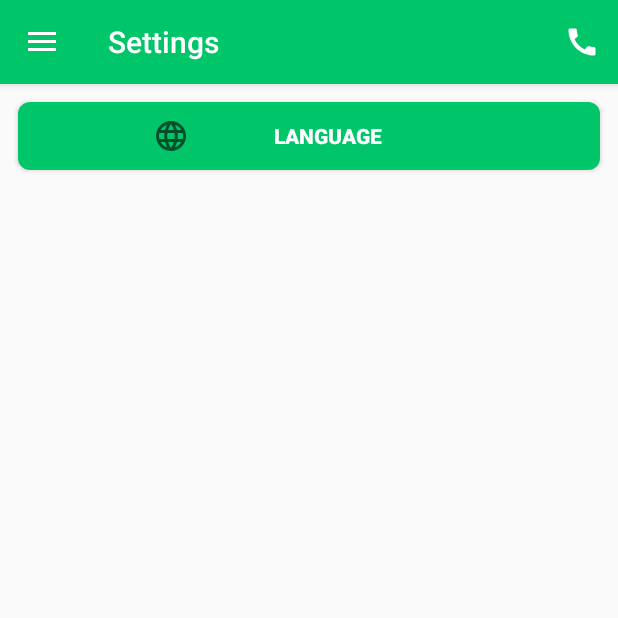
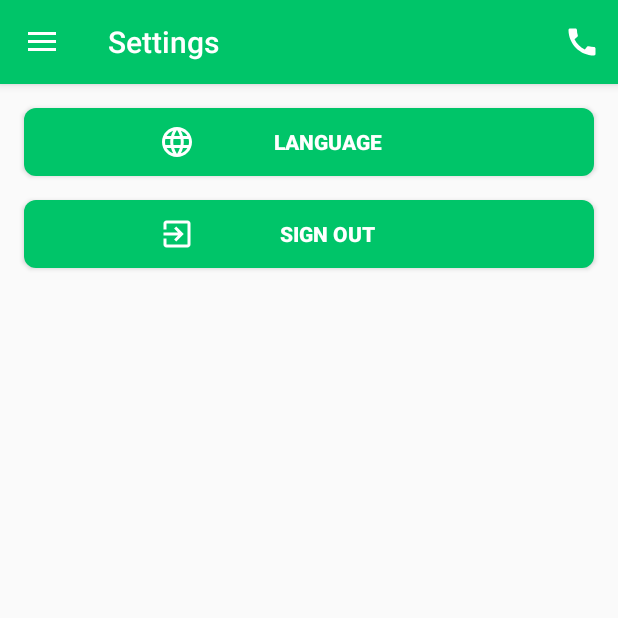
Before and after one commit to manumaini/NotASmartApp, an Android app: the screen it shows after launch once a user with an empty profile is signed in (MainActivity), in the side drawer, after a tap on "Settings", on a phone screen of 412 x 824 dp, the top half of it. Run offline under Robolectric (Android 15) with nearby library versions, the phone set to English and light mode, and no system bars; our stand-ins replace Firebase (no records; nobody signed in at launch, a user with empty details on screens opened directly); libraries missing offline, so code that uses them is left out: com.thekhaeng.pushdownanim; 2 statements that could not run were skipped.

Commit message:
sign out added . some bug fixes

```diff
--- a/app/build.gradle
+++ b/app/build.gradle
@@ -42,6 +42,7 @@ dependencies {
     androidTestImplementation 'androidx.test.ext:junit:1.1.2'
     androidTestImplementation 'androidx.test.espresso:espresso-core:3.3.0'
 
+
     //design
     implementation 'com.google.android.material:material:1.0.0-rc01'
 
--- a/app/src/main/java/com/covidapp/notasmartapp/Interfaces/MainContract.java
+++ b/app/src/main/java/com/covidapp/notasmartapp/Interfaces/MainContract.java
@@ -12,6 +12,7 @@ import java.util.List;
 public interface MainContract {
 
     interface RegistrationView{
+        void googleSignin(FirebaseUser user);
         void onSuccess(FirebaseUser user);
         void onFailed(String error);
         void showLoading();
--- a/app/src/main/java/com/covidapp/notasmartapp/Presenters/RegistrationPresenter.java
+++ b/app/src/main/java/com/covidapp/notasmartapp/Presenters/RegistrationPresenter.java
@@ -1,14 +1,12 @@
 package com.covidapp.notasmartapp.Presenters;
 
 import android.content.Context;
-import android.content.Intent;
 import android.util.Log;
 import android.widget.Toast;
 
 import androidx.annotation.NonNull;
 
 import com.covidapp.notasmartapp.Interfaces.MainContract;
-import com.covidapp.notasmartapp.Views.RegistrationActivity;
 import com.google.android.gms.tasks.OnCompleteListener;
 import com.google.android.gms.tasks.OnFailureListener;
 import com.google.android.gms.tasks.OnSuccessListener;
@@ -75,7 +73,7 @@ public class RegistrationPresenter implements MainContract.RegistrationPresenter
                         if (task.isSuccessful()) {
                             Log.d("Google", "signInWithCredential:success");
                             FirebaseUser user = mAuth.getCurrentUser();
-                            view.onSuccess(user);
+                            view.googleSignin(user);
                         } else {
                             Log.w("Google", "signInWithCredential:failure", task.getException());
                             view.onFailed(task.getException().getLocalizedMessage());
--- a/app/src/main/java/com/covidapp/notasmartapp/Views/Main/MainActivity.java
+++ b/app/src/main/java/com/covidapp/notasmartapp/Views/Main/MainActivity.java
@@ -5,6 +5,7 @@ import android.content.Intent;
 import android.content.pm.PackageManager;
 import android.net.Uri;
 import android.os.Bundle;
+import android.util.Log;
 import android.view.Menu;
 import android.view.MenuItem;
 import android.widget.TextView;
@@ -36,6 +37,7 @@ public class MainActivity extends AppCompatActivity implements NavigationView.On
     private Toolbar toolbar;
 
     private final int REQUEST_CALL_CODE=1;
+    private final String TAG = "MainActivity";
 
     @Override
     protected void onCreate(Bundle savedInstanceState) {
@@ -72,9 +74,12 @@ public class MainActivity extends AppCompatActivity implements NavigationView.On
         TextView user_email = navigationView.getHeaderView(0).findViewById(R.id.menu_email);
 
         if(user == null){
+            Log.d(TAG, "onStart: in here ");
             startActivity(new Intent(MainActivity.this, LoginActivity.class));
+
         }
-        else if(!user.isEmailVerified()){
+        Log.d(TAG, "onStart: "+user.getEmail());
+        if(!user.isEmailVerified()){
             startActivity(new Intent(MainActivity.this, RegistrationActivity.class));
         }
         user_email.setText(user.getEmail());
--- a/app/src/main/java/com/covidapp/notasmartapp/Views/Main/Settings.java
+++ b/app/src/main/java/com/covidapp/notasmartapp/Views/Main/Settings.java
@@ -3,33 +3,42 @@ package com.covidapp.notasmartapp.Views.Main;
 import android.app.AlertDialog;
 import android.content.Context;
 import android.content.DialogInterface;
+import android.content.Intent;
 import android.content.SharedPreferences;
 import android.content.res.Configuration;
 import android.os.Bundle;
+import android.view.LayoutInflater;
+import android.view.View;
+import android.view.ViewGroup;
+import android.widget.Button;
 
 import androidx.annotation.NonNull;
 import androidx.annotation.Nullable;
 import androidx.fragment.app.Fragment;
 
-import android.view.LayoutInflater;
-import android.view.View;
-import android.view.ViewGroup;
-import android.widget.Button;
-
 import com.covidapp.notasmartapp.R;
+import com.covidapp.notasmartapp.Views.LoginActivity;
+import com.google.firebase.auth.FirebaseAuth;
+import com.thekhaeng.pushdownanim.PushDownAnim;
 
 import java.util.Locale;
 
-public class Settings extends Fragment {
+public class Settings extends Fragment implements View.OnClickListener {
 
     private Button languageChange;
     private Locale locale;
+    private Button signOut;
+
 
     @Nullable
     @Override
     public View onCreateView(@NonNull LayoutInflater inflater, @Nullable ViewGroup container, @Nullable Bundle savedInstanceState) {
         View view =inflater.inflate(R.layout.fragment_settings,container,false);
         languageChange=view.findViewById(R.id.languageChange);
+        signOut = view.findViewById(R.id.Settings_logout);
+
+
+        PushDownAnim.setPushDownAnimTo(signOut).setOnClickListener(this);
         languageChange.setOnClickListener(new View.OnClickListener() {
             @Override
             public void onClick(View v) {
@@ -100,4 +109,16 @@ public class Settings extends Fragment {
     public void onCreate(@Nullable Bundle savedInstanceState) {
         super.onCreate(savedInstanceState);
     }
+
+    @Override
+    public void onClick(View view) {
+        switch (view.getId()){
+            case R.id.Settings_logout:
+                FirebaseAuth.getInstance().signOut();
+                Intent intent = new Intent(getContext(), LoginActivity.class);
+                startActivity(intent);
+                break;
+        }
+
+    }
 }
--- a/app/src/main/res/drawable/ic_baseline_language_24.xml
+++ b/app/src/main/res/drawable/ic_baseline_language_24.xml
@@ -3,7 +3,7 @@
     android:height="24dp"
     android:viewportWidth="24"
     android:viewportHeight="24"
-    android:tint="?attr/colorControlNormal">
+    android:tint="@color/colorWhite">
   <path
       android:fillColor="@android:color/white"
       android:pathData="M11.99,2C6.47,2 2,6.48 2,12s4.47,10 9.99,10C17.52,22 22,17.52 22,12S17.52,2 11.99,2zM18.92,8h-2.95c-0.32,-1.25 -0.78,-2.45 -1.38,-3.56 1.84,0.63 3.37,1.91 4.33,3.56zM12,4.04c0.83,1.2 1.48,2.53 1.91,3.96h-3.82c0.43,-1.43 1.08,-2.76 1.91,-3.96zM4.26,14C4.1,13.36 4,12.69 4,12s0.1,-1.36 0.26,-2h3.38c-0.08,0.66 -0.14,1.32 -0.14,2 0,0.68 0.06,1.34 0.14,2L4.26,14zM5.08,16h2.95c0.32,1.25 0.78,2.45 1.38,3.56 -1.84,-0.63 -3.37,-1.9 -4.33,-3.56zM8.03,8L5.08,8c0.96,-1.66 2.49,-2.93 4.33,-3.56C8.81,5.55 8.35,6.75 8.03,8zM12,19.96c-0.83,-1.2 -1.48,-2.53 -1.91,-3.96h3.82c-0.43,1.43 -1.08,2.76 -1.91,3.96zM14.34,14L9.66,14c-0.09,-0.66 -0.16,-1.32 -0.16,-2 0,-0.68 0.07,-1.35 0.16,-2h4.68c0.09,0.65 0.16,1.32 0.16,2 0,0.68 -0.07,1.34 -0.16,2zM14.59,19.56c0.6,-1.11 1.06,-2.31 1.38,-3.56h2.95c-0.96,1.65 -2.49,2.93 -4.33,3.56zM16.36,14c0.08,-0.66 0.14,-1.32 0.14,-2 0,-0.68 -0.06,-1.34 -0.14,-2h3.38c0.16,0.64 0.26,1.31 0.26,2s-0.1,1.36 -0.26,2h-3.38z"/>
--- /dev/null
+++ b/app/src/main/res/drawable/ic_sign_out.xml
@@ -0,0 +1,5 @@
+<vector android:height="24dp" android:tint="#FFFFFF"
+    android:viewportHeight="24" android:viewportWidth="24"
+    android:width="24dp" xmlns:android="http://schemas.android.com/apk/res/android">
+    <path android:fillColor="@android:color/white" android:pathData="M10.09,15.59L11.5,17l5,-5 -5,-5 -1.41,1.41L12.67,11H3v2h9.67l-2.58,2.59zM19,3H5c-1.11,0 -2,0.9 -2,2v4h2V5h14v14H5v-4H3v4c0,1.1 0.89,2 2,2h14c1.1,0 2,-0.9 2,-2V5c0,-1.1 -0.9,-2 -2,-2z"/>
+</vector>
--- a/app/src/main/res/layout/fragment_settings.xml
+++ b/app/src/main/res/layout/fragment_settings.xml
@@ -14,8 +14,30 @@
         android:paddingLeft="90dp"
         android:paddingRight="90dp"
         android:background="@drawable/button_background"
-        android:layout_margin="12dp"
+        android:layout_marginTop="16dp"
+        android:layout_marginHorizontal="16dp"
         android:textColor="@color/colorWhite"
         android:textStyle="bold"/>
 
+    <Button
+        android:layout_below="@id/languageChange"
+        android:layout_width="match_parent"
+        android:layout_height="45dp"
+        android:text="Sign out"
+        android:id="@+id/Settings_logout"
+        android:drawableLeft="@drawable/ic_sign_out"
+        android:paddingLeft="90dp"
+        android:paddingRight="90dp"
+        android:background="@drawable/button_background"
+        android:layout_marginTop="16dp"
+        android:layout_marginHorizontal="16dp"
+        android:textColor="@color/colorWhite"
+        android:textStyle="bold"/>
+
+
+
+
+
+
+
 </RelativeLayout>
```
Also changed, not shown: app/src/main/java/com/covidapp/notasmartapp/Views/RegistrationActivity.java (+10 -0 lines), app/src/main/java/com/covidapp/notasmartapp/Views/VerificationActivity.java (+19 -4 lines).
